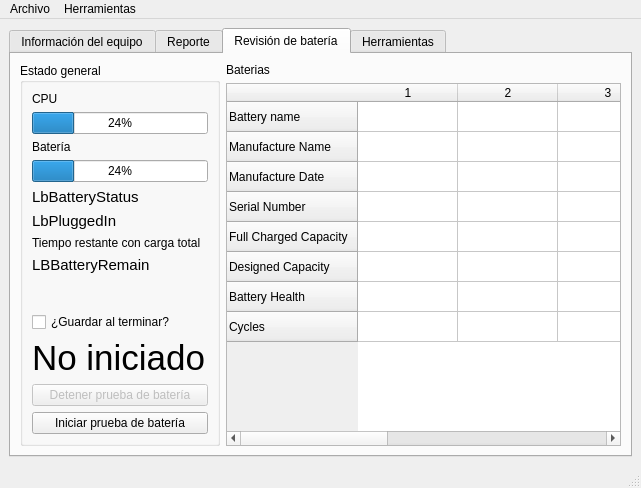
Above: ui/mainwindow.ui from gabod22/PatiaTest before the change. Below: the same form after it.
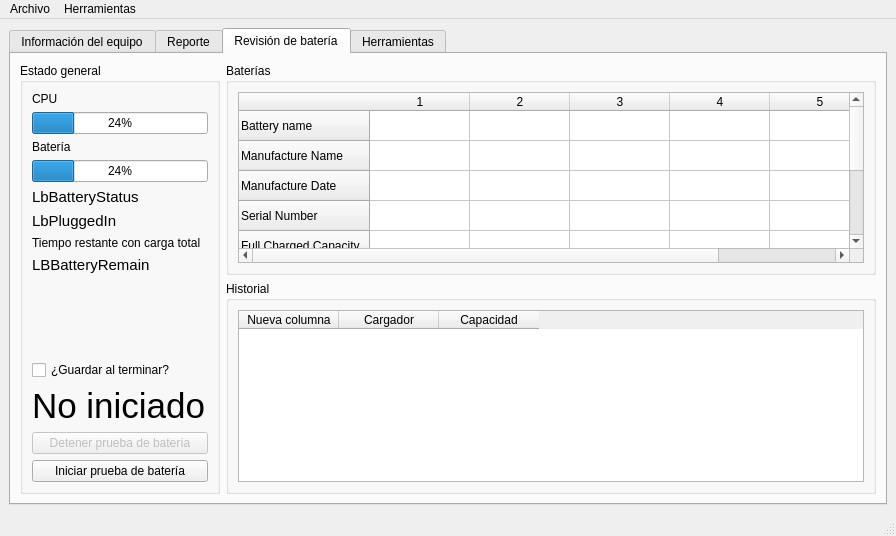
That is the form after the change. The open tabs and pages were chosen to show the change. Icons and pictures are not drawn.

Patch:
```diff
--- a/ui/mainwindow.ui
+++ b/ui/mainwindow.ui
@@ -6,8 +6,8 @@
    <rect>
     <x>0</x>
     <y>0</y>
-    <width>641</width>
-    <height>488</height>
+    <width>896</width>
+    <height>536</height>
    </rect>
   </property>
   <property name="windowTitle">
@@ -1254,12 +1254,11 @@
         <item>
          <layout class="QVBoxLayout" name="verticalLayout_13">
           <item>
-           <widget class="QLabel" name="label_42">
-            <property name="text">
-             <string>Baterias</string>
+           <widget class="QGroupBox" name="groupBox_4">
+            <property name="title">
+             <string>Baterías</string>
             </property>
-           </widget>
-          </item>
+            <layout class="QVBoxLayout" name="verticalLayout_5">
           <item>
            <widget class="QTableWidget" name="TableBatteryInfo">
             <property name="autoScrollMargin">
@@ -1320,6 +1319,37 @@
            </widget>
           </item>
          </layout>
+           </widget>
+          </item>
+          <item>
+           <widget class="QGroupBox" name="groupBox">
+            <property name="title">
+             <string>Historial</string>
+            </property>
+            <layout class="QVBoxLayout" name="verticalLayout_4">
+             <item>
+              <widget class="QTableWidget" name="tableWidget">
+               <column>
+                <property name="text">
+                 <string>Nueva columna</string>
+                </property>
+               </column>
+               <column>
+                <property name="text">
+                 <string>Cargador</string>
+                </property>
+               </column>
+               <column>
+                <property name="text">
+                 <string>Capacidad</string>
+                </property>
+               </column>
+              </widget>
+             </item>
+            </layout>
+           </widget>
+          </item>
+         </layout>
         </item>
        </layout>
       </widget>
@@ -1419,7 +1449,7 @@
     <rect>
      <x>0</x>
      <y>0</y>
-     <width>641</width>
+     <width>896</width>
      <height>22</height>
     </rect>
    </property>
```
Left out of the diff: 21 changed lines with no effect on the pictures. Lines whose indentation alone changed are shown as unchanged.
